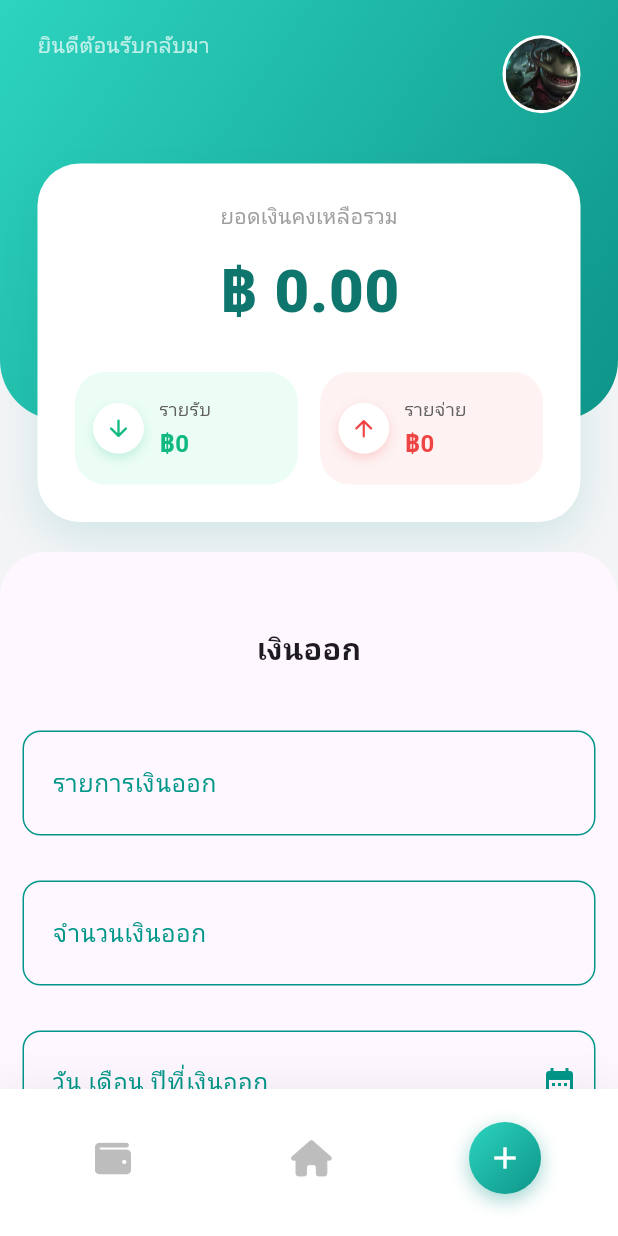
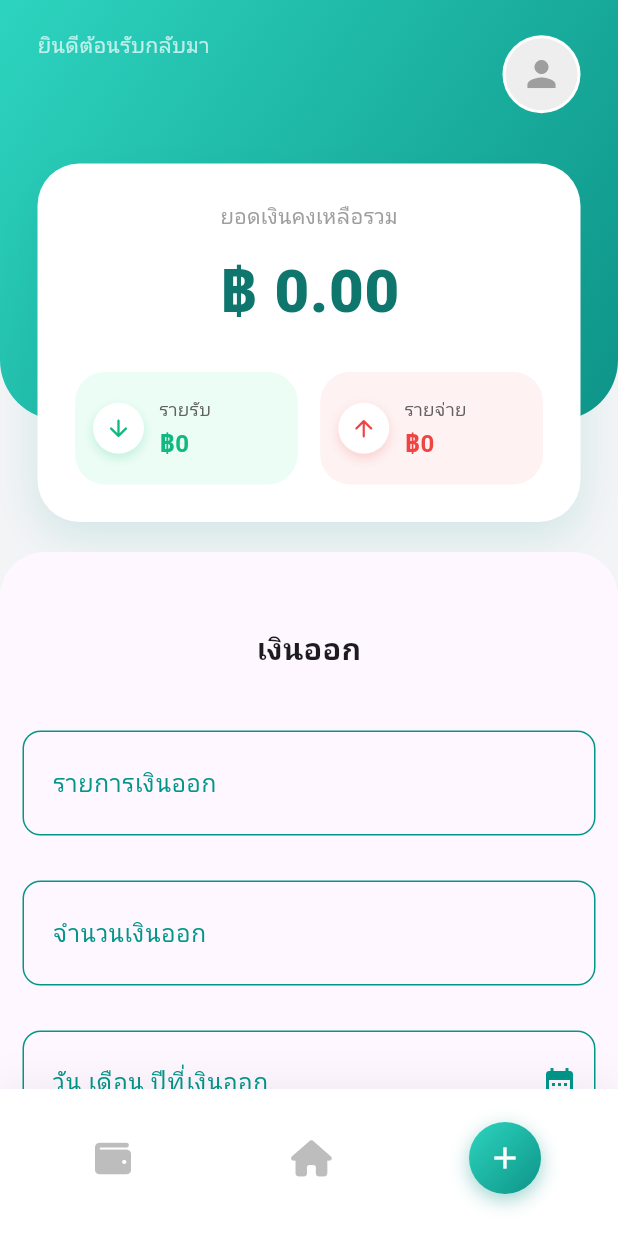
Before and after one commit to Bannaruj/money_tracking_app, a Flutter app: the HomeUI screen opened directly with empty values, item 3 of the bottom bar chosen, on a phone screen of 412 x 824 dp. Run offline on Flutter 3.47's test engine with Material 3 defaults, Android fonts, the phone set to English and light mode, and no system bars; our stand-ins replace font_awesome_flutter, google_fonts, image_picker, supabase_flutter; accounts and stored records are empty; Roboto replaces fonts that are missing (Kanit).

```diff
--- a/lib/views/home_ui.dart
+++ b/lib/views/home_ui.dart
@@ -284,18 +284,16 @@ class _HomeUI extends State<HomeUI> {
                           child: CircleAvatar(
                             radius: 24,
                             backgroundColor: Colors.grey[200],
-                            backgroundImage:
-                                (widget.userImage == null ||
-                                        widget.userImage!.isEmpty)
-                                    ? const AssetImage(
-                                          'assets/images/TahmKench_0.jpg',
-                                        )
-                                        as ImageProvider
-                                    : NetworkImage(
-                                      Supabase.instance.client.storage
-                                          .from('user_images')
-                                          .getPublicUrl(widget.userImage!),
-                                    ),
+                            backgroundImage: (widget.userImage != null && widget.userImage!.isNotEmpty)
+                                ? NetworkImage(
+                                    Supabase.instance.client.storage
+                                        .from('user_images')
+                                        .getPublicUrl(widget.userImage!),
+                                  )
+                                : null,
+                            child: (widget.userImage == null || widget.userImage!.isEmpty)
+                                ? const Icon(Icons.person, color: Colors.grey, size: 28)
+                                : null,
                           ),
                         ),
                       ),
--- a/lib/views/profile_ui.dart
+++ b/lib/views/profile_ui.dart
@@ -83,8 +83,10 @@ class _ProfileUIState extends State<ProfileUI> {
                                   ? NetworkImage(Supabase.instance.client.storage
                                       .from('user_images')
                                       .getPublicUrl(widget.userImage!))
-                                  : const AssetImage('assets/images/TahmKench_0.jpg')
-                                      as ImageProvider),
+                                  : null),
+                          child: (userFile == null && (widget.userImage == null || widget.userImage!.isEmpty))
+                              ? Icon(Icons.person, size: 80, color: Colors.grey[400])
+                              : null,
                         ),
                       ),
                       Positioned(
```
